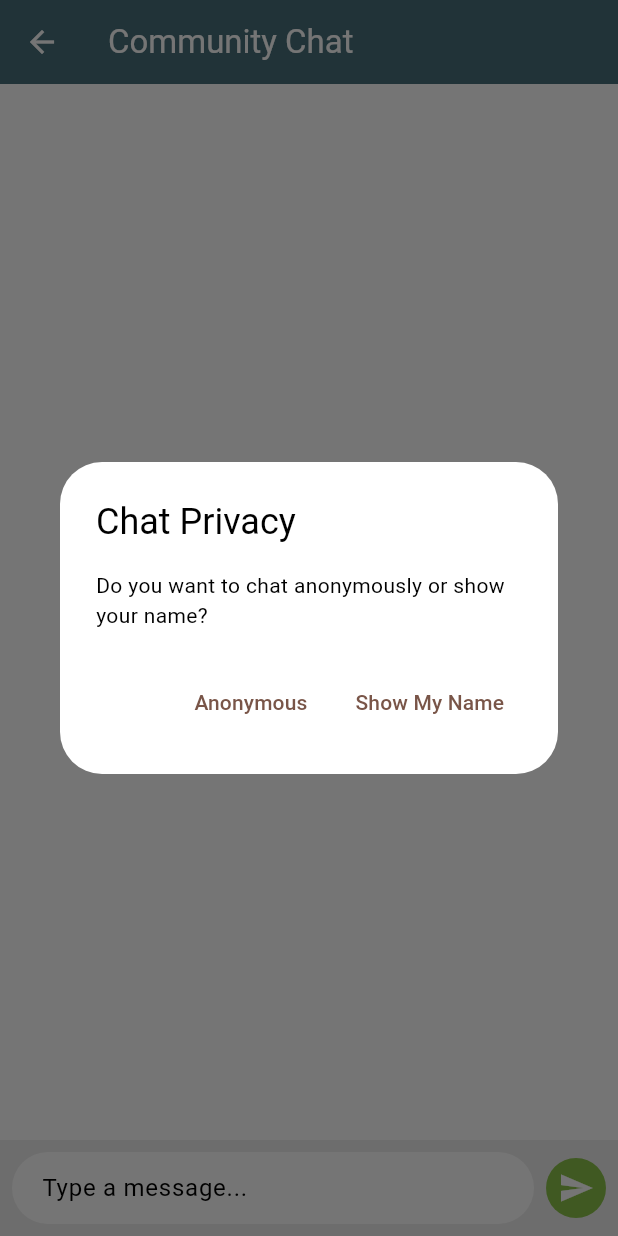
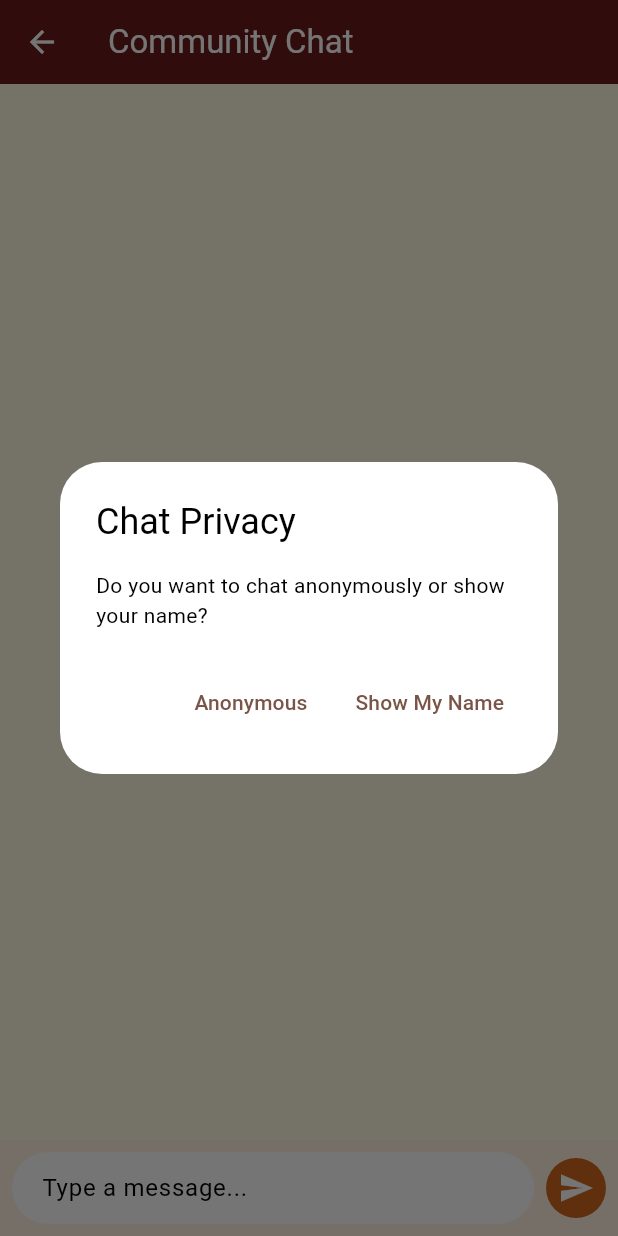
Before and after one commit to tadeowen/comeback, a Flutter app: the ChatScreen screen opened directly, on a phone screen of 412 x 824 dp. Run offline on Flutter 3.47's test engine with Material 3 defaults, Android fonts, the phone set to English and light mode, and no system bars; our stand-ins replace cloud_firestore, firebase_auth, firebase_core, firebase_storage, image_picker; accounts and stored records are empty.

Commit message:
Update chat_screen.dart

```diff
--- a/lib/features/chat/chat_screen.dart
+++ b/lib/features/chat/chat_screen.dart
@@ -94,7 +94,10 @@ class _ChatScreenState extends State<ChatScreen> with TickerProviderStateMixin {
         margin: const EdgeInsets.symmetric(vertical: 4, horizontal: 8),
         padding: const EdgeInsets.symmetric(vertical: 10, horizontal: 14),
         decoration: BoxDecoration(
-          color: isMe ? const Color(0xFF8BC34A) : const Color(0xFF795548),
+          // 🌟 Updated background colors
+          color: isMe
+              ? const Color(0xFFD2691E) // warm rusty orange
+              : const Color(0xFF4B1D1D), // deep maroon/burgundy
           borderRadius: BorderRadius.only(
             topLeft: const Radius.circular(16),
             topRight: const Radius.circular(16),
@@ -110,14 +113,17 @@ class _ChatScreenState extends State<ChatScreen> with TickerProviderStateMixin {
               data['sender'],
               style: const TextStyle(
                 fontWeight: FontWeight.bold,
-                color: Colors.white70,
+                color: Color(0xFFF5F5F5), // light gray text
                 fontSize: 12,
               ),
             ),
             const SizedBox(height: 4),
             Text(
               data['text'],
-              style: const TextStyle(color: Colors.white, fontSize: 16),
+              style: const TextStyle(
+                color: Colors.white,
+                fontSize: 16,
+              ),
             ),
           ],
         ),
@@ -134,7 +140,11 @@ class _ChatScreenState extends State<ChatScreen> with TickerProviderStateMixin {
   @override
   Widget build(BuildContext context) {
     return Scaffold(
-      appBar: AppBar(title: const Text('Community Chat')),
+      backgroundColor: const Color(0xFFFFF8E1), // soft golden background
+      appBar: AppBar(
+        title: const Text('Community Chat'),
+        backgroundColor: const Color(0xFF6A1B1A), // deep maroon AppBar
+      ),
       body: Column(
         children: [
           Expanded(
@@ -179,7 +189,7 @@ class _ChatScreenState extends State<ChatScreen> with TickerProviderStateMixin {
 
           Container(
             padding: const EdgeInsets.symmetric(horizontal: 8, vertical: 8),
-            color: Colors.grey[200],
+            color: const Color(0xFFFFF3E0), // lighter warm background
             child: Row(
               children: [
                 Expanded(
@@ -202,7 +212,7 @@ class _ChatScreenState extends State<ChatScreen> with TickerProviderStateMixin {
                 ),
                 const SizedBox(width: 8),
                 CircleAvatar(
-                  backgroundColor: const Color(0xFF8BC34A),
+                  backgroundColor: const Color(0xFFD2691E), // rusty orange send button
                   child: IconButton(
                     icon: const Icon(Icons.send, color: Colors.white),
                     onPressed: _sendMessage,
```
